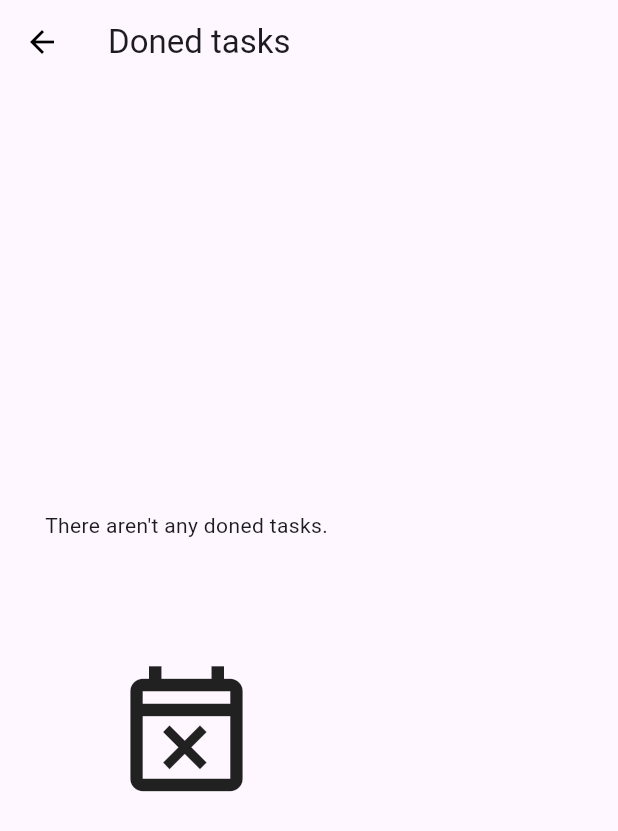
After one commit to NaiaraManeiro/todo-list-flutter, a Flutter app: the MainPage screen opened by its route, after a tap on the "menu" icon, after a tap on "Language", after a tap on "Doned tasks", on a phone screen of 412 x 824 dp. The commit adds this screen. Shown: the top 831 px of the screen. Run offline on Flutter 3.47's test engine with Material 3 defaults, Android fonts, the phone set to English and light mode, and no system bars; our stand-ins replace carousel_slider, flutter_colorpicker, flutter_local_notifications, get, local_auth, numberpicker and 2 more; missing offline and left inert: circle_list, email_sender, encrypt, flutter_iconpicker; accounts and stored records are empty; generated files the repository leaves out were written again.

Commit message:
Doned tasks design and functionality

```diff
--- a/lib/helpers/sql_helper.dart
+++ b/lib/helpers/sql_helper.dart
@@ -198,10 +198,10 @@ class SQLHelper {
             }
 
             categories.add(CardItem(IconDataHelper.getIconData(category['icon']), MaterialColorHelper.getMaterialColor(category['iconColor']),
-              category['name'], tareas, percentage == 0 ? 0 : percentage~/countTareas, dias));
+              category['name'], tareas, percentage == 0 ? 0 : percentage~/countTareas, dias, []));
           } else {
             categories.add(CardItem(IconDataHelper.getIconData(category['icon']), MaterialColorHelper.getMaterialColor(category['iconColor']),
-              category['name'], "0 ${words.tasks}", category['totalProgress'], category['totalTime']));
+              category['name'], "0 ${words.tasks}", category['totalProgress'], category['totalTime'], []));
           }
         }
         return categories;
@@ -219,7 +219,7 @@ class SQLHelper {
     if(categoriesU.isNotEmpty) {
       for (Map<String, dynamic> category in categoriesU) {
         categories.add(CardItem(IconDataHelper.getIconData(category['icon']), MaterialColorHelper.getMaterialColor(category['iconColor']),
-          category['name'], "0", category['totalProgress'], category['totalTime']));
+          category['name'], "0", category['totalProgress'], category['totalTime'], []));
       }
       return categories;
     }
@@ -378,4 +378,35 @@ class SQLHelper {
       await db.update('settingsU', {'value': settingValue}, where: "emailU = ? AND setting = ?", whereArgs: [email, settingName]);
     }
   }
+
+  //Get done tasks
+  static Future<List<CardItem>?> getDoneTasks(String email) async {
+    final db = await SQLHelper.db();
+
+    final List<Map<String, dynamic>> result = await db.rawQuery('''
+      SELECT c.name, c.icon, c.iconColor, GROUP_CONCAT(n.name) AS noteNames, GROUP_CONCAT(n.dateIni) AS noteDateIni, GROUP_CONCAT(n.dateFin) AS noteDateFin
+      FROM categoriesU as c
+      LEFT JOIN notesU as n ON c.emailU = n.emailU AND c.name = n.category
+      WHERE c.emailU = ? AND n.progress = 100
+      GROUP BY c.emailU, c.name
+    ''', [email]);
+
+    if (result.isEmpty) {
+      return null;
+    } else {
+      final List<CardItem> cardItems = result.map((map) {
+        return CardItem(
+          IconDataHelper.getIconData(map['icon']),
+          MaterialColorHelper.getMaterialColor(map['iconColor']),
+          map['name'] as String,
+          "",
+          0,
+          "",
+          CardItem.parseTasks(map),
+        );
+      }).toList();
+
+      return cardItems;
+    }
+  }
 }
--- a/lib/l10n/app_en.arb
+++ b/lib/l10n/app_en.arb
@@ -94,5 +94,10 @@
     "catMax": "Maximun",
     "catMin": "Minimun",
     "maxCategoryText": "You have reached the maximun categories, if you want to create more update the category settings or delete a category.",
-    "minCategoryText": "You have reached the minimun categories, if you want to delete the category update the category settings or create another category."
+    "minCategoryText": "You have reached the minimun categories, if you want to delete the category update the category settings or create another category.",
+
+    "tasksDoneTitle": "Doned tasks",
+    "noDoneTasks": "There aren't any doned tasks.",
+    "numDoneTasks": "{tasks} doned tasks",
+    "numDoneTask": "{tasks} doned task"
 }
--- a/lib/l10n/app_es.arb
+++ b/lib/l10n/app_es.arb
@@ -94,5 +94,10 @@
     "catMax": "Máximo",
     "catMin": "Mínimo",
     "maxCategoryText": "Has alcanzado el máximo de categorías, si quieres crear más, actualiza la configuración de categorías o elimina una categoría.",
-    "minCategoryText": "Has alcanzado el mínimo de categorías, si quieres eliminar la categoría, actualiza la configuración de categorías o crea otra categoría."
+    "minCategoryText": "Has alcanzado el mínimo de categorías, si quieres eliminar la categoría, actualiza la configuración de categorías o crea otra categoría.",
+
+    "tasksDoneTitle": "Tareas completadas",
+    "noDoneTasks": "No hay ninguna tarea completada.",
+    "numDoneTasks": "{tasks} tareas completadas",
+    "numDoneTask": "{tasks} tarea completada"
 }
--- a/lib/logic/category_logic.dart
+++ b/lib/logic/category_logic.dart
@@ -167,7 +167,7 @@ class CategoryLogic {
     }
 
     final email = await SharedPrefHelper.getString(constants.email);
-    CardItem category = CardItem(_provider.selectedIcon, MaterialColorHelper.getMaterialColor(_provider.currentColor.value), _provider.newCategory, "0", 0, "0");
+    CardItem category = CardItem(_provider.selectedIcon, MaterialColorHelper.getMaterialColor(_provider.currentColor.value), _provider.newCategory, "0", 0, "0", []);
 
     String error = await SQLHelper.addCategoryUser(email, category);
 
--- /dev/null
+++ b/lib/logic/completed_tasks_logic.dart
@@ -0,0 +1,17 @@
+
+import '../helpers/helpers.dart';
+import '../model/models.dart';
+import '../providers/providers.dart';
+import '../../assets/constants.dart' as constants;
+
+class CompletedTasksLogic{
+
+  final CompletedTasksProvider _provider;
+
+  CompletedTasksLogic(this._provider);
+
+  Future<List<CardItem>?> getDoneTasks() async {
+    final email = await SharedPrefHelper.getString(constants.email);
+    return await SQLHelper.getDoneTasks(email);
+  }
+}
--- a/lib/logic/logics.dart
+++ b/lib/logic/logics.dart
@@ -6,3 +6,4 @@ export 'main_page_logic.dart';
 export 'category_logic.dart';
 export 'task_logic.dart';
 export 'settings_logic.dart';
+export 'completed_tasks_logic.dart';
--- a/lib/logic/register_logic.dart
+++ b/lib/logic/register_logic.dart
@@ -4,7 +4,6 @@ import 'dart:math';
 import 'package:email_sender/email_sender.dart';
 import 'package:flutter/material.dart';
 import 'package:flutter_gen/gen_l10n/app_localizations.dart';
-import 'package:get/get.dart';
 import 'package:todo_list_flutter/model/models.dart';
 
 import '../helpers/helpers.dart';
--- a/lib/main.dart
+++ b/lib/main.dart
@@ -27,6 +27,7 @@ class AppState extends StatelessWidget {
           ChangeNotifierProvider(create: (_) => CategoryProvider(), lazy: false,),
           ChangeNotifierProvider(create: (_) => TaskProvider(), lazy: false,),
           ChangeNotifierProvider(create: (_) => SettingsProvider(), lazy: false,),
+          ChangeNotifierProvider(create: (_) => CompletedTasksProvider(), lazy: false,),
         ],
         child: const MyApp(),
       );
@@ -86,6 +87,7 @@ class _MyAppState extends State<MyApp> {
         InfoCategoryPage.routeName: (_) => const InfoCategoryPage(),
         NewCategoryPage.routeName: (_) => const NewCategoryPage(),
         SettingsPage.routeName: (_) => const SettingsPage(),
+        CompletedTasksPage.routeName: (_) => const CompletedTasksPage(),
       },
     );
   }
--- a/lib/model/category_model.dart
+++ b/lib/model/category_model.dart
@@ -1,4 +1,6 @@
 import 'package:flutter/material.dart';
+
+import 'models.dart';
 
 class CardItem {
   late IconData icon;
@@ -7,5 +9,20 @@ class CardItem {
   late String totalTareas;
   late int totalProgress;
   late String totalTime;
-  CardItem(this.icon, this.color, this.nameCategory, this.totalTareas, this.totalProgress, this.totalTime);
+  late List<TaskModel> tasks;
+  CardItem(this.icon, this.color, this.nameCategory, this.totalTareas, this.totalProgress, this.totalTime, this.tasks);
+
+  static List<TaskModel> parseTasks(Map<String, dynamic> map) {
+    final List<String> noteNames = map['noteNames'].split(',');
+    final List<String> noteDateIni = map['noteDateIni'].split(',');
+    final List<String> noteDateFin = map['noteDateFin'].split(',');
+
+    final List<TaskModel> tasks = [];
+
+    for (int i = 0; i < noteNames.length; i++) {
+      tasks.add(TaskModel(id: 0, name: noteNames[i], dateIni: noteDateIni[i], dateFin: noteDateFin[i], progress: 0));
+    }
+
+    return tasks;
+  }
 }
--- /dev/null
+++ b/lib/pages/main/completed_tasks_page.dart
@@ -0,0 +1,156 @@
+
+import 'dart:io';
+
+import 'package:flutter/material.dart';
+import 'package:flutter_gen/gen_l10n/app_localizations.dart';
+import 'package:provider/provider.dart';
+
+import '../../model/models.dart';
+import '../../providers/providers.dart';
+import '../pages.dart';
+
+class CompletedTasksPage extends StatefulWidget {
+  static String routeName = "completedTasks";
+
+  const CompletedTasksPage({super.key});
+
+  @override
+  State<CompletedTasksPage> createState() => __CompletedTasksState();
+}
+
+class __CompletedTasksState extends State<CompletedTasksPage> {
+  List<bool> isExpandedList = [];
+
+  @override
+  Widget build(BuildContext context) {
+    AppLocalizations words = AppLocalizations.of(context)!;
+    final completedTasksProvider = Provider.of<CompletedTasksProvider>(context)..setContext(context);
+
+    isExpandedList = isExpandedList.isEmpty
+      ? completedTasksProvider.doneTasks == null ? [] : List.filled(completedTasksProvider.doneTasks!.length, false)
+      : isExpandedList;
+
+    return Scaffold(
+      appBar: AppBar(
+        title: Text(words.tasksDoneTitle),
+        leading: IconButton(
+                icon: Icon(Platform.isAndroid
+                    ? Icons.arrow_back
+                    : Icons.arrow_back_ios, color: Colors.black,),
+                onPressed: () => Navigator.pushReplacementNamed(context, MainPage.routeName),
+              ),
+        actions: <Widget>[
+          //IconButton(icon: const Icon(Icons.check), onPressed: () => registerForm.logic.onSubmit(words))
+        ],
+      ),
+      body: Padding(
+        padding: const EdgeInsets.symmetric(horizontal: 30, vertical: 20),
+        child: completedTasksProvider.doneTasks == null
+          ? Column(
+            mainAxisAlignment: MainAxisAlignment.center,
+              children: [
+                Text(words.noDoneTasks),
+                const SizedBox(height: 80,),
+                const Icon(Icons.event_busy_outlined, size: 100,)
+               ]
+              )
+          : Column(
+              children: [
+                Expanded(
+                  child: ListView(
+                    shrinkWrap: true,
+                    children: List.generate(completedTasksProvider.doneTasks!.length,
+                      (index) {
+                        CardItem item = completedTasksProvider.doneTasks!.elementAt(index);
+                        return Card(
+                          child: Padding(
+                            padding: const EdgeInsets.all(20.0),
+                            child: Column(
+                              children: [
+                                Row(
+                                  mainAxisAlignment: MainAxisAlignment.start,
+                                  children: [
+                                    Container(
+                                      decoration: BoxDecoration(
+                                        shape: BoxShape.circle,
+                                        border: Border.all(color: item.color, width: 2.0,),
+                                      ),
+                                      child: Padding(
+                                        padding: const EdgeInsets.all(8.0),
+                                        child: Icon(item.icon, color: item.color,),
+                                      ),
+                                    ),
+                                    const SizedBox(width: 15,),
+                                    Text(item.nameCategory, style: const TextStyle(fontWeight: FontWeight.bold, fontSize: 16),)
+                                  ],
+                                ),
+                                Row(
+                                  mainAxisAlignment: MainAxisAlignment.center,
+                                  children: [
+                                    Text(item.tasks.length == 1
+                                      ? words.numDoneTask(item.tasks.length)
+                                      : words.numDoneTasks(item.tasks.length)
+                                    ),
+                                    TextButton.icon(
+                                      onPressed: () {
+                                        setState(() {
+                                          isExpandedList[index] = !isExpandedList[index];
+                                        });
+                                      },
+                                      icon: Icon(isExpandedList[index]
+                                        ? Icons.expand_less_outlined
+                                        : Icons.expand_more_outlined
+                                      ),
+                                      label: const Text('')
+                                    )
+                                  ]
+                                ),
+                                if (isExpandedList[index])
+                                  Container(
+                                    padding: const EdgeInsets.all(10),
+                                    decoration: BoxDecoration(
+                                      border: Border.all(
+                                        color: Colors.black,
+                                        width: 1.0,
+                                      ),
+                                     borderRadius: BorderRadius.circular(10.0),
+                                    ),
+                                    child: ListView(
+                                      shrinkWrap: true,
+                                      children: List.generate(item.tasks.length,
+                                        (index) {
+                                          TaskModel task = item.tasks.elementAt(index);
+                                          return Container(
+                                            margin: const EdgeInsets.only(bottom: 10),
+                                            child : Row(
+                                              children: [
+                                                Icon(Icons.radio_button_checked_outlined, color: item.color),
+                                                const SizedBox(width: 10,),
+                                                Column(
+                                                  crossAxisAlignment: CrossAxisAlignment.start,
+                                                  children: [
+                                                    Text(task.name, style: const TextStyle(fontWeight: FontWeight.bold),),
+                                                    Text("${task.dateIni} / ${task.dateFin}", style: const TextStyle(fontWeight: FontWeight.w300))
+                                                  ],
+                                                ),
+                                              ]
+                                            )
+                                          );
+                                        }
+                                      )
+                                    )
+                                  )
+                              ],
+                            ),
+                          )
+                        );
+                      }
+                    )
+                  )
+                )
+              ]
+            )
+      )
+    );
+  }
+}
--- a/lib/pages/pages.dart
+++ b/lib/pages/pages.dart
@@ -8,3 +8,4 @@ export './main/new_task_page.dart';
 export './main/info_category_page.dart';
 export './main/new_category_page.dart';
 export './main/settings_page.dart';
+export './main/completed_tasks_page.dart';
--- /dev/null
+++ b/lib/providers/completed_tasks_provider.dart
@@ -0,0 +1,28 @@
+
+import 'package:flutter/material.dart';
+
+import '../logic/logics.dart';
+import '../model/models.dart';
+
+class CompletedTasksProvider extends ChangeNotifier {
+  late CompletedTasksLogic logic;
+  late BuildContext context;
+
+  List<CardItem>? doneTasks;
+
+  CompletedTasksProvider() {
+    logic = CompletedTasksLogic(this);
+  }
+
+  void setContext(BuildContext context) async {
+    this.context = context;
+
+    doneTasks = await logic.getDoneTasks();
+
+    refresh();
+  }
+
+  void refresh(){
+    notifyListeners();
+  }
+}
--- a/lib/providers/providers.dart
+++ b/lib/providers/providers.dart
@@ -5,3 +5,4 @@ export 'main_page_provider.dart';
 export 'category_provider.dart';
 export 'task_provider.dart';
 export 'settings_provider.dart';
+export 'completed_tasks_provider.dart';
--- a/lib/widgets/drawer_widget.dart
+++ b/lib/widgets/drawer_widget.dart
@@ -27,6 +27,9 @@ class CustomDrawer {
         _showChangeLanguage(context, language);
         break;
       case 2:
+      Navigator.pushReplacementNamed(context, CompletedTasksPage.routeName);
+        break;
+      case 3:
         Navigator.pushReplacementNamed(context, SettingsPage.routeName);
         break;
     }
@@ -35,7 +38,8 @@ class CustomDrawer {
 
   static Widget getDrawer(BuildContext context) {
     final words = AppLocalizations.of(context)!;
-    final drawerItems = [DrawerItem(words.logOut, Icons.logout), DrawerItem(words.language, Icons.language), DrawerItem(words.settings, Icons.tune_outlined)];
+    final drawerItems = [DrawerItem(words.logOut, Icons.logout), DrawerItem(words.language, Icons.language), DrawerItem(words.tasksDoneTitle, Icons.task_outlined),
+      DrawerItem(words.settings, Icons.tune_outlined)];
     List<Widget> drawerOptions = [];
     for (var i = 0; i < drawerItems.length; i++) {
       var d = drawerItems[i];
```
